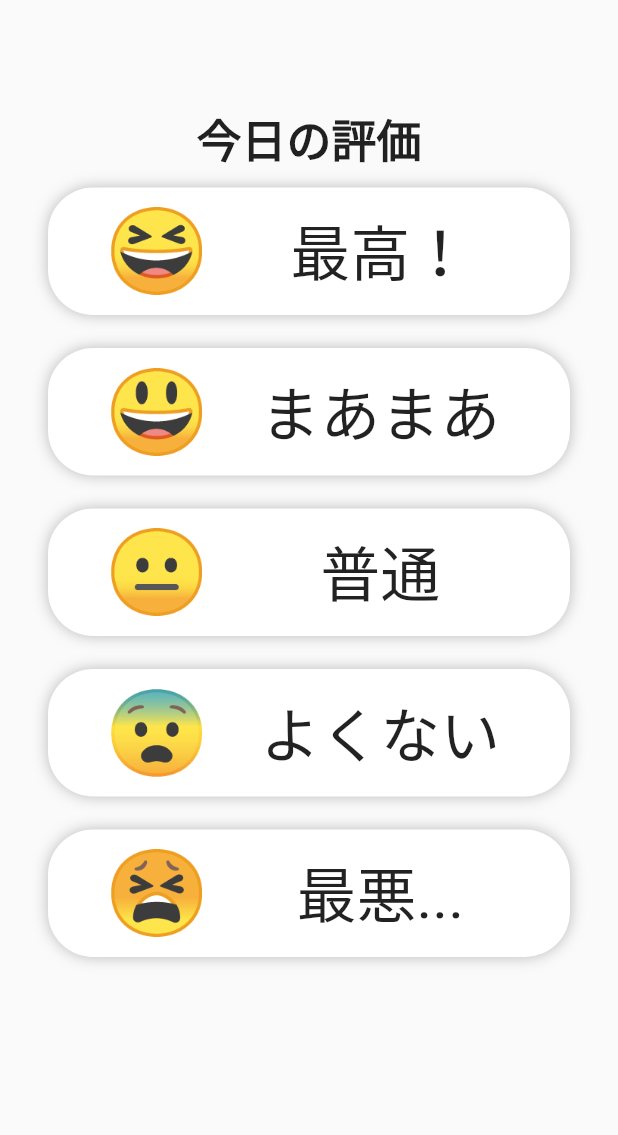
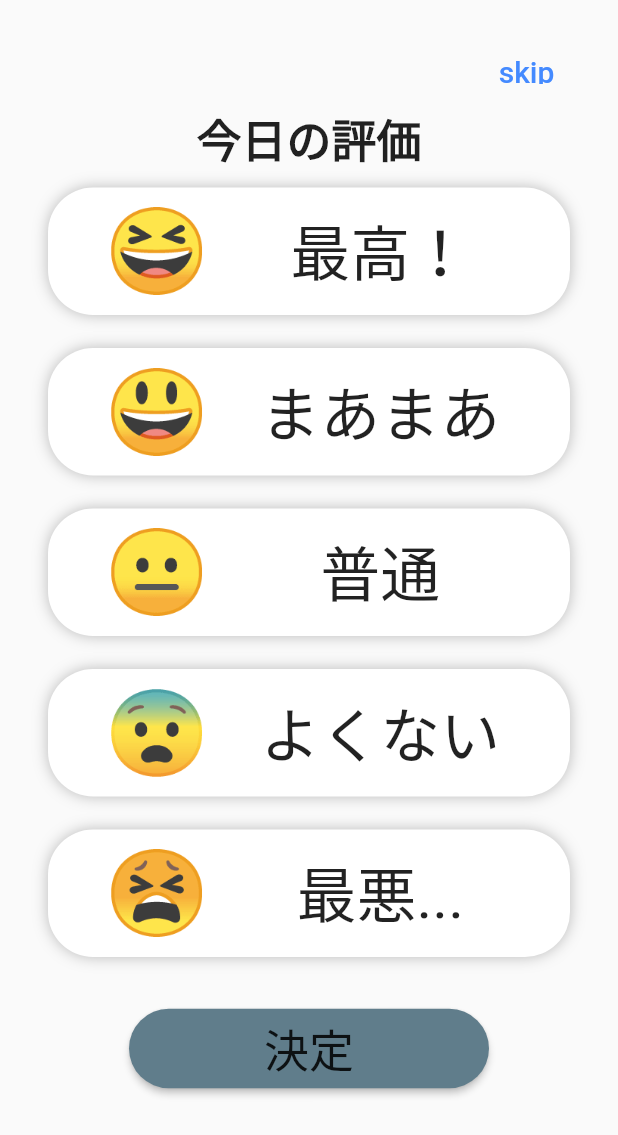
Before and after one commit to Sudirman-Range/hackU2021, a Flutter app: the screen it shows after launch, on a phone screen of 412 x 824 dp. Shown: the top 1135 px of the screen. Run offline on Flutter 3.47's test engine with Material 2 defaults, Android fonts, the phone set to English and light mode, and no system bars; Roboto replaces fonts that are missing (HonokaMaru).

Commit message:
状態入力画面にskipと決定ボタンを追加

```diff
--- a/lib/main.dart
+++ b/lib/main.dart
@@ -23,11 +23,29 @@ class Diagnosis extends StatelessWidget {
     return Scaffold(
       body: Column(
         children: [
-          SizedBox(
-            height: 60,
+          Container(
+            height: 70,
+            child: Align(
+              alignment: Alignment.bottomRight,
+              child: FlatButton(
+                onPressed: () {},
+                shape: RoundedRectangleBorder(
+                    borderRadius: BorderRadius.circular(15)),
+                child: Container(
+                    height: 20,
+                    width: 90,
+                    child: Center(
+                      child: Text('skip',
+                          style: TextStyle(
+                            color: Colors.blueAccent,
+                            fontSize: 20,
+                          )),
+                    )),
+              ),
+            ),
           ),
           Padding(
-            padding: EdgeInsets.fromLTRB(10, 10, 10, 0),
+            padding: EdgeInsets.fromLTRB(10, 0, 10, 0),
             child: Center(
               child: Text(
                 '今日の評価',
@@ -196,55 +214,26 @@ class _TapBottonState extends State<TapBotton> {
           shrinkWrap: true,
           children: containerList,
         ),
-        // Container(
-        //   margin: EdgeInsets.symmetric(
-        //     vertical: 11,
-        //     horizontal: 32,
-        //   ),
-        //   height: 85,
-        //   decoration: BoxDecoration(
-        //       color: Colors.white,
-        //       borderRadius: BorderRadius.circular(40),
-        //       boxShadow: [
-        //         BoxShadow(
-        //           color: Colors.blueAccent,
-        //           blurRadius: 20,
-        //         ),
-        //       ]),
-        //   child: Row(
-        //     children: [
-        //       SizedBox(
-        //         width: 30,
-        //       ),
-        //       Container(
-        //         height: 85,
-        //         width: 85,
-        //         child: Center(
-        //           child: Text(
-        //             '\u{1f628}',
-        //             style: TextStyle(
-        //               fontSize: 55,
-        //             ),
-        //           ),
-        //         ),
-        //       ),
-        //       SizedBox(
-        //         width: 10,
-        //       ),
-        //       Expanded(
-        //         child: Center(
-        //           child: Text(
-        //             '最高！',
-        //             style: TextStyle(fontSize: 40),
-        //           ),
-        //         ),
-        //       ),
-        //       SizedBox(
-        //         width: 30,
-        //       )
-        //     ],
-        //   ),
-        // ),
+        Container(
+          height: 100,
+          child: Align(
+            alignment: Alignment.center,
+            child: ButtonTheme(
+              minWidth: 240,
+              height: 53,
+              buttonColor: Colors.blueGrey,
+              child: RaisedButton(
+                onPressed: () {},
+                shape: RoundedRectangleBorder(
+                    borderRadius: BorderRadius.circular(50)),
+                child: Text(
+                  '決定',
+                  style: TextStyle(fontSize: 30, color: Colors.black87),
+                ),
+              ),
+            ),
+          ),
+        )
       ],
     );
   }
```
